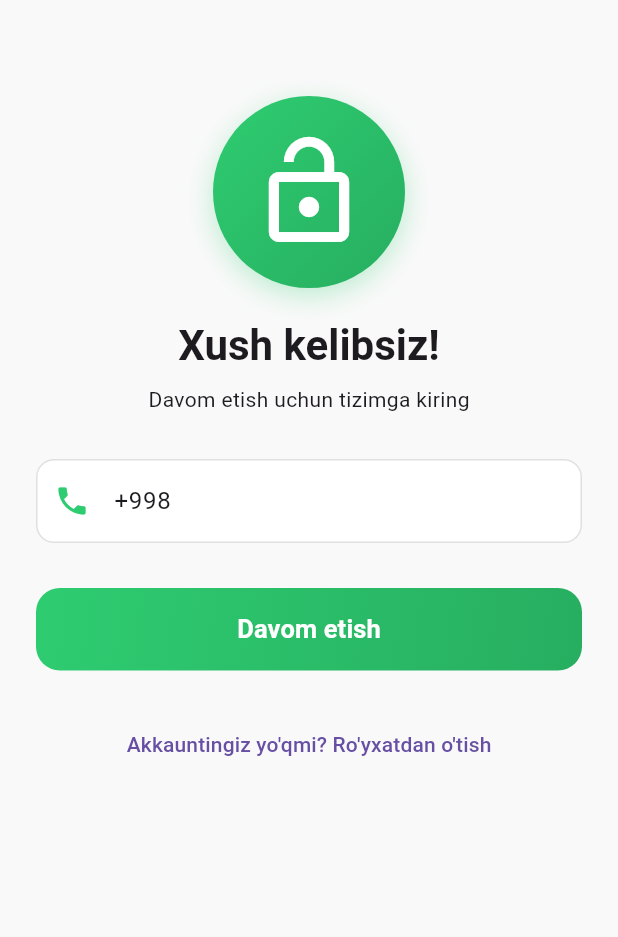
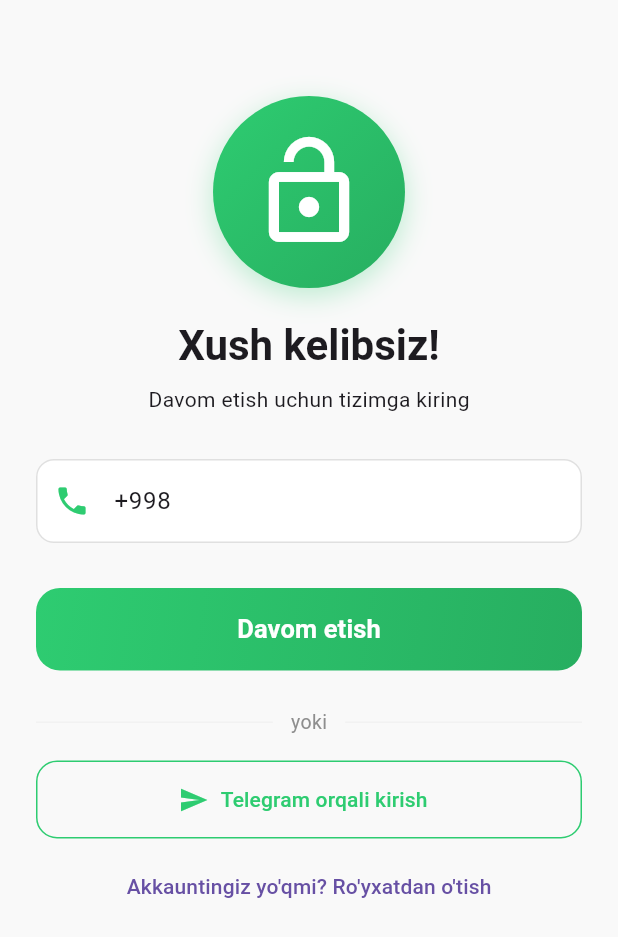
Before and after one commit to oybeff/movex, a Flutter app: the screen it shows after launch, after a tap on "🇺🇿", after a tap on "Mijoz", on a phone screen of 412 x 824 dp. Shown: the top 937 px of the screen. Run offline on Flutter 3.47's test engine with Material 3 defaults, Android fonts, the phone set to English and light mode, and no system bars; drawn by our look-alikes of toastification; our stand-ins replace app_links, dio, easy_localization, equatable, fl_chart, flutter_svg and 6 more; missing offline and left inert: map_launcher; accounts and stored records are empty; network calls fail.

Commit message:
Вход через Telegram в приложении
Бэкенд для этого был готов и проверен, а в мобилке кнопки не было вообще —
воспользоваться входом было нельзя.

Экран ведёт весь путь: просит у сервера ссылку t.me, открывает бота,
опрашивает статус раз в две секунды и завершает вход. Кода вводить не
нужно: номер подтверждает сам Телеграм, и это не менее надёжно, чем SMS.

Роль спрашивается прямо здесь, если аккаунта ещё нет. Иначе все, кто зашёл
через Телеграм, становились бы клиентами, а владелец не смог бы добавить
свою технику: экран регистрации роль не выбирает, он её принимает готовой.

Сохранение сессии вынесено в _saveSession — общее место для SMS и
Телеграма. Двумя копиями одна из них рано или поздно забыла бы отправить
выбранный язык, и человек с русским интерфейсом получал бы узбекские
уведомления.

Таймеры останавливаются в dispose: иначе опрос продолжался бы после
закрытия экрана и setState звался бы на мёртвом виджете.

Телеграм может быть не установлен — тогда ссылка кладётся в буфер обмена,
а не теряется молча.

Co-Authored-By: Claude Opus 5 (1M context) <noreply@anthropic.com>
Claude-Session: https://claude.ai/code/session_012fPwSaC4ip3GqJTRsGBqeg

```diff
--- a/mobile/assets/translations/ru.json
+++ b/mobile/assets/translations/ru.json
@@ -38,7 +38,19 @@
     "code_not_received": "Код не пришел?",
     "resend": "Отправить повторно",
     "fill_information": "Заполните информацию",
-    "complete_registration": "Для завершения регистрации"
+    "complete_registration": "Для завершения регистрации",
+    "telegram_button": "Войти через Telegram",
+    "telegram_title": "Вход через Telegram",
+    "telegram_hint": "Откройте бота и нажмите кнопку «Поделиться номером». Код вводить не нужно — Телеграм подтвердит номер сам.",
+    "telegram_open": "Открыть Telegram",
+    "telegram_waiting": "Ждём подтверждения в Телеграме…",
+    "telegram_confirmed": "Номер подтверждён",
+    "telegram_expired": "Время вышло. Начните заново.",
+    "telegram_retry": "Попробовать снова",
+    "telegram_unavailable": "Вход через Telegram пока не настроен",
+    "telegram_cant_open": "Не удалось открыть Телеграм. Установите приложение или откройте ссылку вручную.",
+    "telegram_link_copied": "Ссылка скопирована",
+    "or": "или"
   },
   "home": {
     "main": "Главная",
--- a/mobile/assets/translations/uz.json
+++ b/mobile/assets/translations/uz.json
@@ -38,7 +38,19 @@
     "code_not_received": "Kod kelmadimi?",
     "resend": "Qayta yuborish",
     "fill_information": "Ma'lumotlarni to'ldiring",
-    "complete_registration": "Ro'yxatdan o'tishni yakunlash uchun"
+    "complete_registration": "Ro'yxatdan o'tishni yakunlash uchun",
+    "telegram_button": "Telegram orqali kirish",
+    "telegram_title": "Telegram orqali kirish",
+    "telegram_hint": "Botni oching va «Raqamni ulashish» tugmasini bosing. Kod kiritish shart emas — raqamni Telegramning o'zi tasdiqlaydi.",
+    "telegram_open": "Telegramni ochish",
+    "telegram_waiting": "Telegramda tasdiqlashni kutyapmiz…",
+    "telegram_confirmed": "Raqam tasdiqlandi",
+    "telegram_expired": "Vaqt tugadi. Qaytadan boshlang.",
+    "telegram_retry": "Qayta urinish",
+    "telegram_unavailable": "Telegram orqali kirish hali sozlanmagan",
+    "telegram_cant_open": "Telegram ochilmadi. Ilovani o'rnating yoki havolani qo'lda oching.",
+    "telegram_link_copied": "Havola nusxalandi",
+    "or": "yoki"
   },
   "home": {
     "main": "Asosiy",
--- a/mobile/lib/features/auth/presentation/pages/login_page.dart
+++ b/mobile/lib/features/auth/presentation/pages/login_page.dart
@@ -82,6 +82,40 @@ class _LoginPageState extends State<LoginPage> {
                 const SizedBox(height: 30),
                 _buildForm(),
                 const SizedBox(height: 25),
+                // Telegram orqali kirish.
+                //
+                // SMS asosiy yo'l bo'lib qoladi, lekin kod yetib bormasligi
+                // mumkin: operator ushlab qolishi yoki hisobda mablag' yo'qligi.
+                // Telegramda esa xabar darhol keladi va birinchi kirishda kod
+                // umuman kerak emas.
+                Row(
+                  children: [
+                    const Expanded(child: Divider(color: AppColors.lightGrey)),
+                    Padding(
+                      padding: const EdgeInsets.symmetric(horizontal: 12),
+                      child: Text(
+                        'auth.or'.tr(),
+                        style: const TextStyle(color: AppColors.grey, fontSize: 13),
+                      ),
+                    ),
+                    const Expanded(child: Divider(color: AppColors.lightGrey)),
+                  ],
+                ),
+                const SizedBox(height: 16),
+                OutlinedButton.icon(
+                  onPressed: _loading ? null : () => context.push('/telegram-login'),
+                  icon: const Icon(Icons.send, size: 20),
+                  label: Text('auth.telegram_button'.tr()),
+                  style: OutlinedButton.styleFrom(
+                    minimumSize: const Size(double.infinity, 52),
+                    foregroundColor: AppColors.primaryGreen,
+                    side: const BorderSide(color: AppColors.primaryGreen),
+                    shape: RoundedRectangleBorder(
+                      borderRadius: BorderRadius.circular(14),
+                    ),
+                  ),
+                ),
+                const SizedBox(height: 8),
                 TextButton(
                   onPressed: () => context.pushReplacement('/register'),
                   child: Text('auth.no_account'.tr() + ' ' + 'auth.register_button'.tr()),
--- a/mobile/lib/main.dart
+++ b/mobile/lib/main.dart
@@ -15,6 +15,7 @@ import 'package:movex_go/features/auth/presentation/pages/register_page.dart';
 import 'package:movex_go/features/auth/presentation/pages/register_complete_page.dart';
 import 'package:movex_go/features/auth/presentation/pages/otp_verification_page.dart';
 import 'package:movex_go/features/auth/presentation/pages/login_page.dart';
+import 'package:movex_go/features/auth/presentation/pages/telegram_login_page.dart';
 import 'package:movex_go/features/client_home/presentation/client_home_page.dart';
 import 'package:movex_go/features/owner_home/presentation/pages/owner_home_page.dart';
 import 'package:movex_go/features/owner_home/presentation/pages/add_equipment_page.dart';
@@ -58,6 +59,10 @@ void main() async {
           final role = state.extra as String? ?? 'client';
           return RegisterPage(role: role);
         },
+      ),
+      GoRoute(
+        path: '/telegram-login',
+        builder: (context, state) => const TelegramLoginPage(),
       ),
       GoRoute(
         path: '/login',
```
Also changed, not shown: mobile/lib/features/auth/data/repositories/auth_repository.dart (+59 -7 lines), mobile/lib/features/auth/presentation/pages/telegram_login_page.dart (added, +356 -0 lines).
